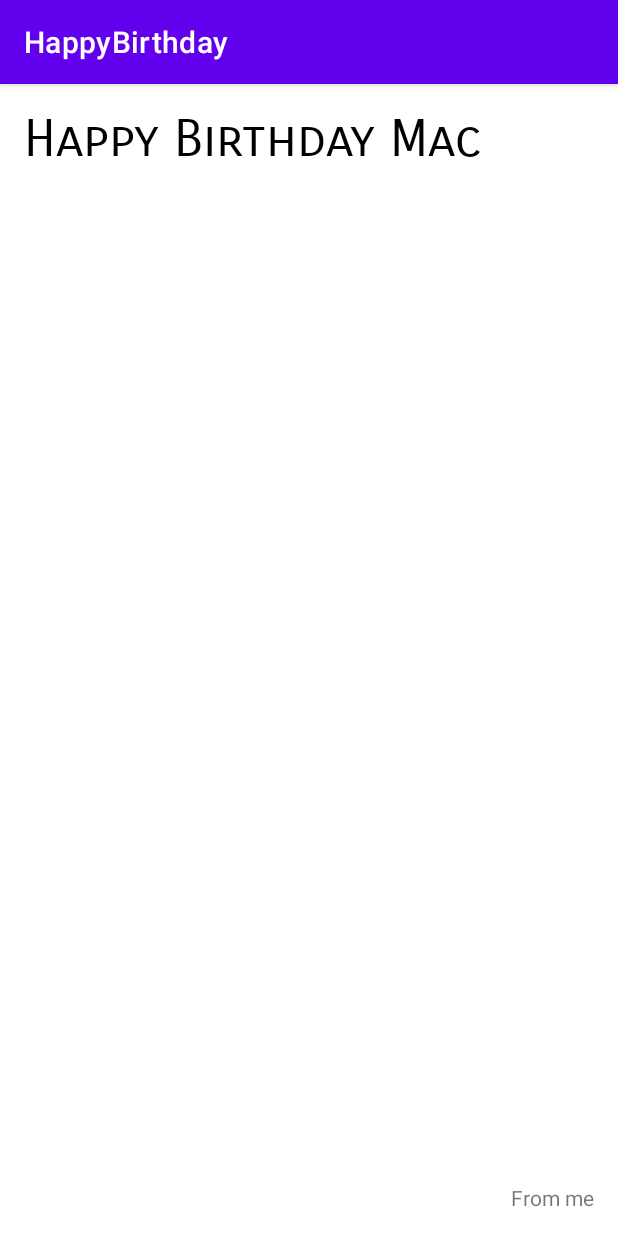
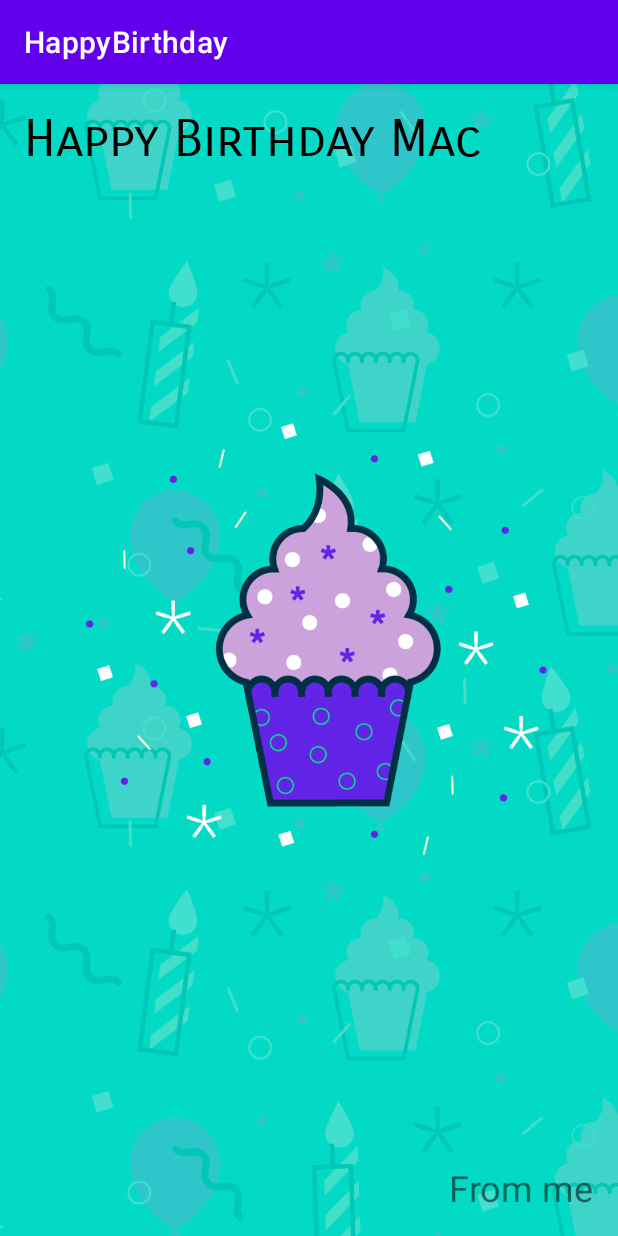
Before and after one commit to mkurom/Kotlin_sampleApp, an Android app: the screen it shows after launch (MainActivity), on a phone screen of 412 x 824 dp. Run offline under Robolectric (Android 15) with nearby library versions, the phone set to English and light mode, and no system bars.

Commit message:
add imageView

```diff
--- a/HappyBirthday/app/src/main/res/layout/activity_main.xml
+++ b/HappyBirthday/app/src/main/res/layout/activity_main.xml
@@ -5,6 +5,17 @@
     android:layout_width="match_parent"
     android:layout_height="match_parent"
     tools:context=".MainActivity">
+
+    <ImageView
+        android:id="@+id/imageView"
+        android:layout_width="0dp"
+        android:layout_height="0dp"
+        android:scaleType="centerCrop"
+        app:layout_constraintBottom_toBottomOf="parent"
+        app:layout_constraintEnd_toEndOf="parent"
+        app:layout_constraintStart_toStartOf="parent"
+        app:layout_constraintTop_toTopOf="parent"
+        app:srcCompat="@drawable/androidparty" />
 
     <TextView
         android:id="@+id/textView"
@@ -26,6 +37,8 @@
         android:layout_marginEnd="16dp"
         android:layout_marginBottom="16dp"
         android:text="From me"
+        android:textSize="24sp"
         app:layout_constraintBottom_toBottomOf="parent"
         app:layout_constraintEnd_toEndOf="parent" />
+
 </androidx.constraintlayout.widget.ConstraintLayout>
```
